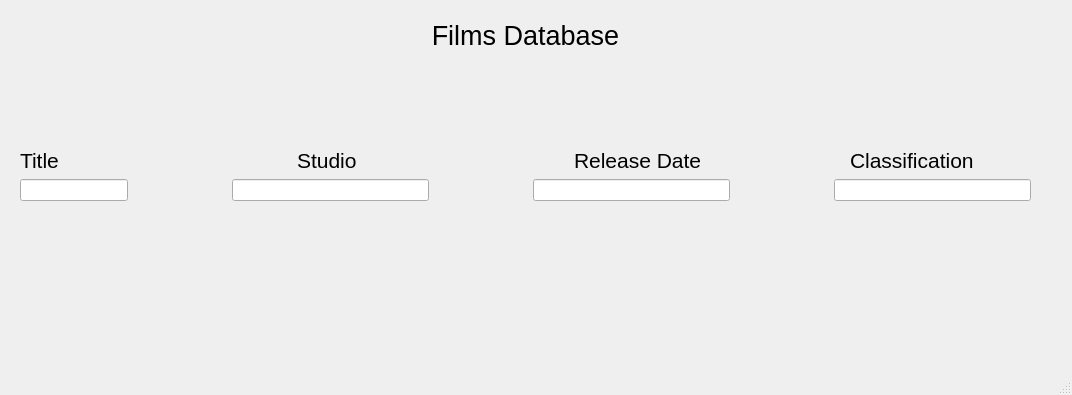
Before: the Qt Designer form videoDatabase.ui in f-ssemwanga/GUI-Design-PYQT, drawn with Qt 5.
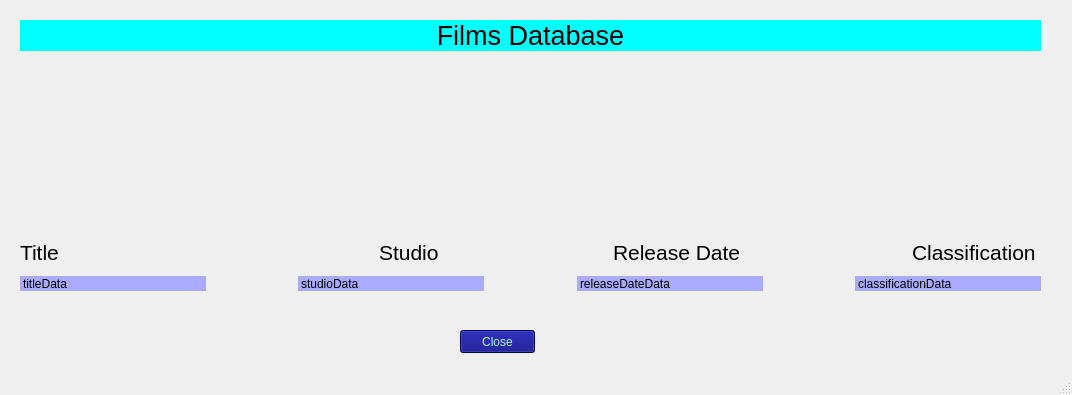
After: the same form once the commit is applied.

Commit message: completed the videos form which loads after successful login

The edit to the form file:
```diff
--- a/videoDatabase.ui
+++ b/videoDatabase.ui
@@ -14,20 +14,43 @@
    <string>MainWindow</string>
   </property>
   <widget class="QWidget" name="centralwidget">
+   <property name="styleSheet">
+    <string notr="true">QLabel#lblMainTitle, Spacer#titleVerticalSpacer{
+background-color:rgb(0, 255, 255);}
+
+#lblTitleData, #lblStudioData, #lblReleaseDateData, #lblClassificationData{
+background-color:rgb(170, 170, 255);
+font: 10pt &quot;Arial&quot;;
+margin-top:5px;
+
+
+}
+QPushButton::hover{
+background:rgb(192,182,238);
+	font: 75 11pt &quot;Arial&quot;;
+color:&quot;black&quot;;
+}
+QPushButton{
+background:rgb(0, 0, 127);
+	
+	font: 75 11pt &quot;Arial&quot;;
+color:rgb(170, 255, 255);
+}</string>
+   </property>
    <widget class="QWidget" name="verticalLayoutWidget">
     <property name="geometry">
      <rect>
       <x>20</x>
       <y>20</y>
-      <width>1011</width>
-      <height>181</height>
+      <width>1021</width>
+      <height>271</height>
      </rect>
     </property>
     <layout class="QVBoxLayout" name="verticalLayout">
      <item>
       <layout class="QVBoxLayout" name="verticalLayout_2">
        <item>
-        <widget class="QLabel" name="label">
+        <widget class="QLabel" name="lblMainTitle">
          <property name="font">
           <font>
            <pointsize>20</pointsize>
@@ -42,7 +65,7 @@
         </widget>
        </item>
        <item>
-        <spacer name="verticalSpacer">
+        <spacer name="titleVerticalSpacer">
          <property name="orientation">
           <enum>Qt::Vertical</enum>
          </property>
@@ -55,7 +78,10 @@
         </spacer>
        </item>
        <item>
-        <layout class="QHBoxLayout" name="horizontalLayout" stretch="2,1,2,1,2,1,2">
+        <layout class="QHBoxLayout" name="horizontalLayout" stretch="4,0,3,0,4,0,2">
+         <property name="spacing">
+          <number>0</number>
+         </property>
          <item>
           <widget class="QLabel" name="titleField">
            <property name="font">
@@ -75,7 +101,7 @@
            </property>
            <property name="sizeHint" stdset="0">
             <size>
-             <width>40</width>
+             <width>100</width>
              <height>20</height>
             </size>
            </property>
@@ -148,9 +174,16 @@
       </layout>
      </item>
      <item>
-      <layout class="QHBoxLayout" name="horizontalLayout_2" stretch="0,1,2,1,2,1,2">
+      <layout class="QHBoxLayout" name="horizontalLayout_2" stretch="2,1,2,1,2,1,2">
+       <property name="spacing">
+        <number>0</number>
+       </property>
        <item>
-        <widget class="QLineEdit" name="titleValue"/>
+        <widget class="QLabel" name="lblTitleData">
+         <property name="text">
+          <string>titleData</string>
+         </property>
+        </widget>
        </item>
        <item>
         <spacer name="horizontalSpacer_4">
@@ -166,7 +199,11 @@
         </spacer>
        </item>
        <item>
-        <widget class="QLineEdit" name="studioValue"/>
+        <widget class="QLabel" name="lblStudioData">
+         <property name="text">
+          <string>studioData</string>
+         </property>
+        </widget>
        </item>
        <item>
         <spacer name="horizontalSpacer_5">
@@ -182,7 +219,11 @@
         </spacer>
        </item>
        <item>
-        <widget class="QLineEdit" name="releaseDataValue"/>
+        <widget class="QLabel" name="lblReleaseDateData">
+         <property name="text">
+          <string>releaseDateData</string>
+         </property>
+        </widget>
        </item>
        <item>
         <spacer name="horizontalSpacer_6">
@@ -198,12 +239,29 @@
         </spacer>
        </item>
        <item>
-        <widget class="QLineEdit" name="classificationValue"/>
+        <widget class="QLabel" name="lblClassificationData">
+         <property name="text">
+          <string>classificationData</string>
+         </property>
+        </widget>
        </item>
       </layout>
      </item>
     </layout>
    </widget>
+   <widget class="QPushButton" name="btnClose">
+    <property name="geometry">
+     <rect>
+      <x>460</x>
+      <y>330</y>
+      <width>75</width>
+      <height>23</height>
+     </rect>
+    </property>
+    <property name="text">
+     <string>Close</string>
+    </property>
+   </widget>
   </widget>
   <widget class="QMenuBar" name="menubar">
    <property name="geometry">
```
The commit also changes 2 other files.
